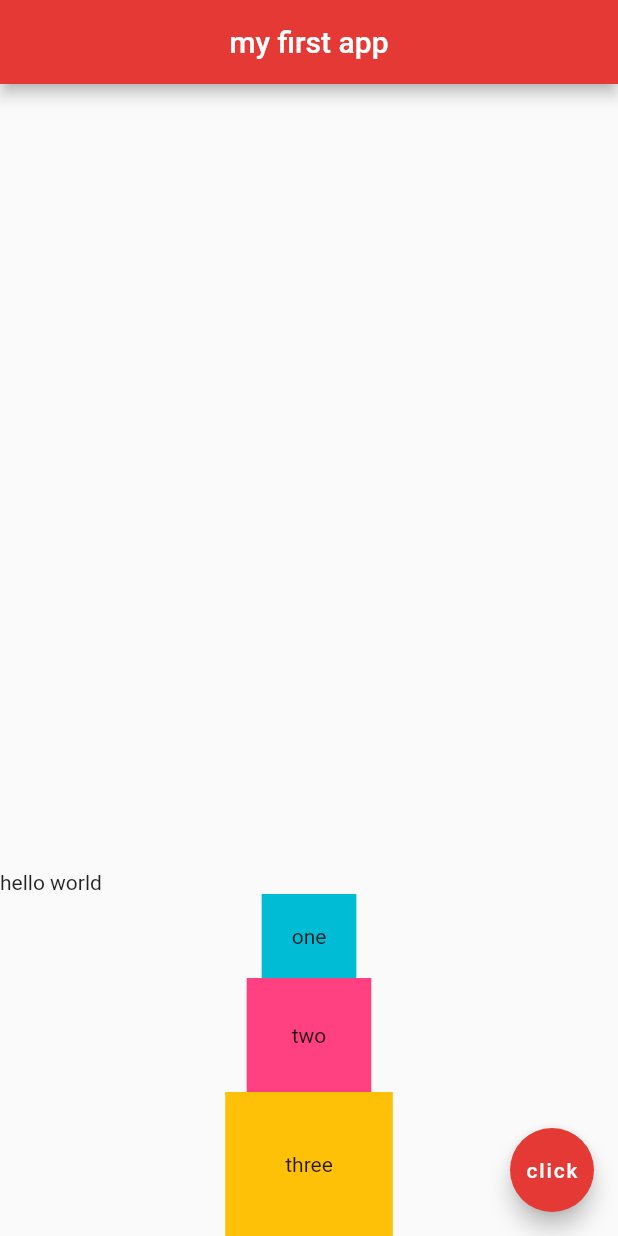
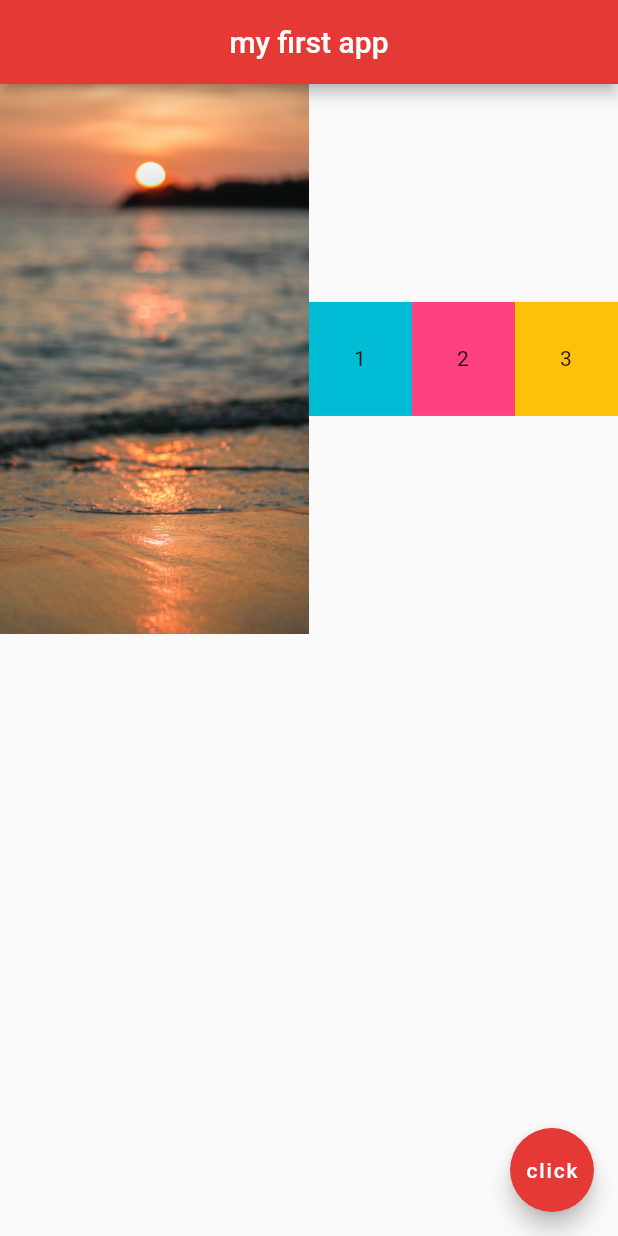
Before and after one commit to rekib0023/learning-flutter, a Flutter app: the screen it shows after launch, on a phone screen of 412 x 824 dp. Run offline on Flutter 3.47's test engine with Material 2 defaults, Android fonts, the phone set to English and light mode, and no system bars.

Commit message:
using expanded widget

```diff
--- a/lib/main.dart
+++ b/lib/main.dart
@@ -13,30 +13,35 @@ class Home extends StatelessWidget {
       centerTitle: true,
       backgroundColor: Colors.red[600],
     ),
-    body: Column(
-      mainAxisAlignment: MainAxisAlignment.end,
-      crossAxisAlignment: CrossAxisAlignment.center,
+    body: Row(
       children: <Widget>[
-        Row(
-          children: <Widget>[
-            Text('hello'),
-            Text(' world'),
-          ],
+        Expanded(
+          flex: 3,
+          child: Image.asset('assets/beach1.jpg')
           ),
-        Container(
-          padding: EdgeInsets.all(20.0),
+        Expanded(
+          flex: 1,
+          child: Container(
+            padding: EdgeInsets.all(30.0),
             color: Colors.cyan,
-          child: Text('one'),
+            child: Text('1'),
           ),
-        Container(
+        ),
+        Expanded(
+          flex: 1,
+          child: Container(
             padding: EdgeInsets.all(30.0),
             color: Colors.pinkAccent,
-          child: Text('two'),
+            child: Text('2'),
           ),
-        Container(
-          padding: EdgeInsets.all(40.0),
+        ),
+        Expanded(
+          flex: 1,
+          child: Container(
+            padding: EdgeInsets.all(30.0),
             color: Colors.amber,
-          child: Text('three'),
+            child: Text('3'),
+          ),
         ),
           ],
         ),
```
Lines whose indentation alone changed are shown as unchanged.
